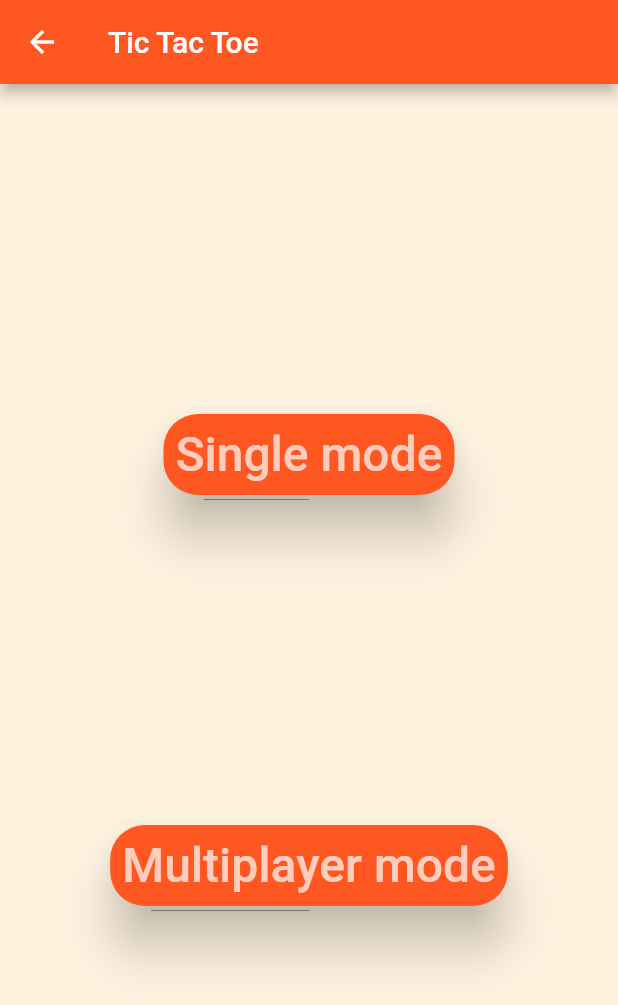
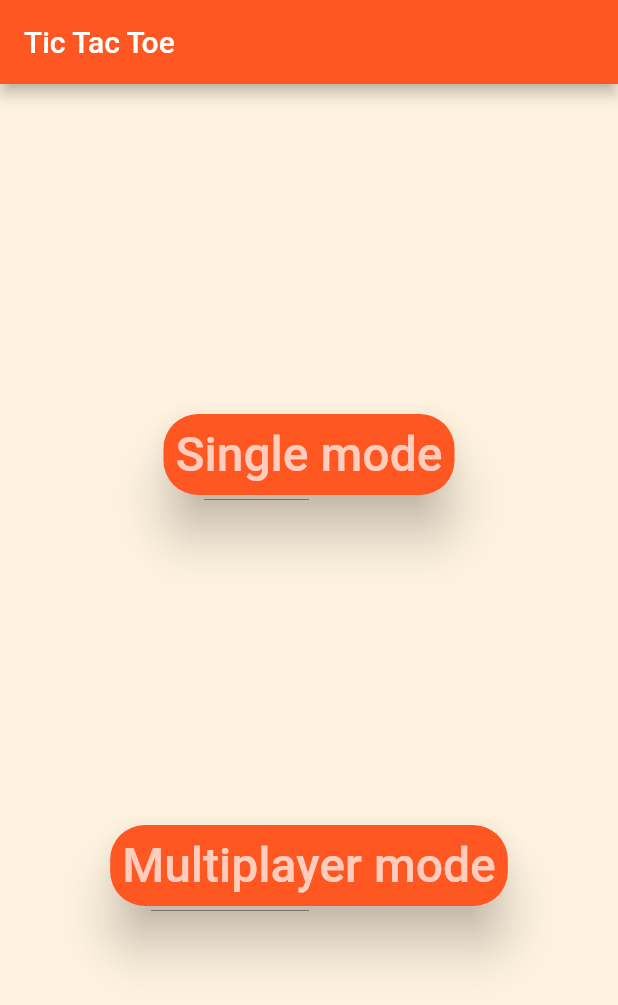
Before and after one commit to spdhiraj99/flutter-TicTacToe, a Flutter app: the Launcher screen opened directly, on a phone screen of 412 x 824 dp. Shown: the top 1005 px of the screen. Run offline on Flutter 3.47's test engine with Material 2 defaults, Android fonts, the phone set to English and light mode, and no system bars; our stand-ins replace firebase_messaging; accounts and stored records are empty.

```diff
--- a/lib/launcher/launcher.dart
+++ b/lib/launcher/launcher.dart
@@ -1,6 +1,6 @@
 import '../game/game.dart';
 import 'dart:async';
-
+import 'package:firebase_messaging/firebase_messaging.dart';
 import 'package:flutter/material.dart';
 
 class Launcher extends StatefulWidget {
@@ -8,8 +8,8 @@ class Launcher extends StatefulWidget {
   LauncherState createState() => new LauncherState();
 }
 class LauncherState extends State<Launcher>{
-//  final FirebaseMessaging _firebaseMessaging = new FirebaseMessaging();
-/*  @override
+  final FirebaseMessaging _firebaseMessaging = new FirebaseMessaging();
+  @override
   void initState(){
     super.initState();
     _firebaseMessaging.configure(
@@ -19,13 +19,22 @@ class LauncherState extends State<Launcher>{
       },
       onLaunch: (Map<String, dynamic> message){
         print("onLaunch: $message");
-        Navigator.pushNamed(context,'singelGame');
+        Navigator.pushNamed(context,'singleGame');
       },
       onResume: (Map<String, dynamic> message){
         print("onResume: $message");
       },
     );
-  } */
+    _firebaseMessaging.getToken().then((token){
+      print(token);
+    });
+    _firebaseMessaging.requestNotificationPermissions(
+        const IosNotificationSettings(sound: true,badge: true, alert: true));
+    _firebaseMessaging.onIosSettingsRegistered
+    .listen((IosNotificationSettings settings){
+      print("Settings registered: $settings");
+    });
+  }
 
   @override
   Widget build(BuildContext context){
@@ -75,4 +84,52 @@ class LauncherState extends State<Launcher>{
       ),
     );
   }
+  void _showItemDialog(BuildContext context, Map<String, dynamic> message) {
+    print(context == null);
+    print('show dialog ');
+    new Timer(const Duration(milliseconds: 200), (){
+      showDialog<bool>(
+        context: context,
+        builder: (context) {
+          return new AlertDialog(
+      content: new Text(message.toString()),
+      actions: <Widget>[
+        new FlatButton(
+          child: const Text('CLOSE'),
+          onPressed: () {
+            Navigator.pop(context, false);
+          },
+        ),
+        new FlatButton(
+          child: const Text('SHOW'),
+          onPressed: () {
+            Navigator.pop(context, true);
+          },
+        ),
+      ],
+    );
+        },
+      );
+    });
+  }
+  /*
+  Widget _buildDialog(BuildContext context) {
+    return new AlertDialog(
+      content: new Text("hello"),
+      actions: <Widget>[
+        new FlatButton(
+          child: const Text('CLOSE'),
+          onPressed: () {
+            Navigator.pop(context, false);
+          },
+        ),
+        new FlatButton(
+          child: const Text('SHOW'),
+          onPressed: () {
+            Navigator.pop(context, true);
+          },
+        ),
+      ],
+    );
+  } */
 }
--- a/lib/main.dart
+++ b/lib/main.dart
@@ -11,7 +11,7 @@ class TicTacToe extends StatelessWidget {
       theme: new ThemeData(
         primarySwatch: Colors.deepOrange,
       ),
-      home: new Game(),
+      home: new Launcher(),
       routes: <String, WidgetBuilder> {
         'singleGame' : (BuildContext context) => new Game(),
         'multiplayerGame' : (BuildContext context) => new Game(),
--- a/pubspec.yaml
+++ b/pubspec.yaml
@@ -7,7 +7,11 @@ dependencies:
 
   # The following adds the Cupertino Icons font to your application.
   # Use with the CupertinoIcons class for iOS style icons.
-  cupertino_icons: ^0.1.2
+  cupertino_icons: 0.1.2
+  google_sign_in: 3.0.0
+  firebase_auth: 0.2.0
+  firebase_database: 0.4.2
+  firebase_messaging: 0.2.1
 
 dev_dependencies:
   flutter_test:
```
Also changed, not shown: pubspec.lock, 3 other files.
